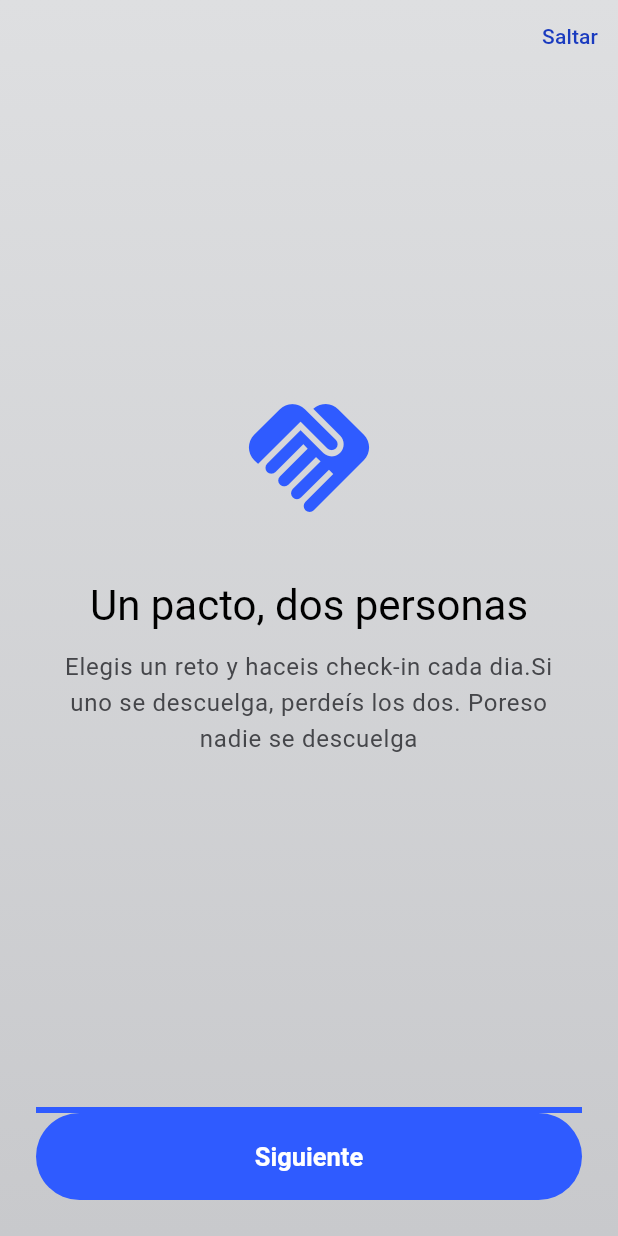
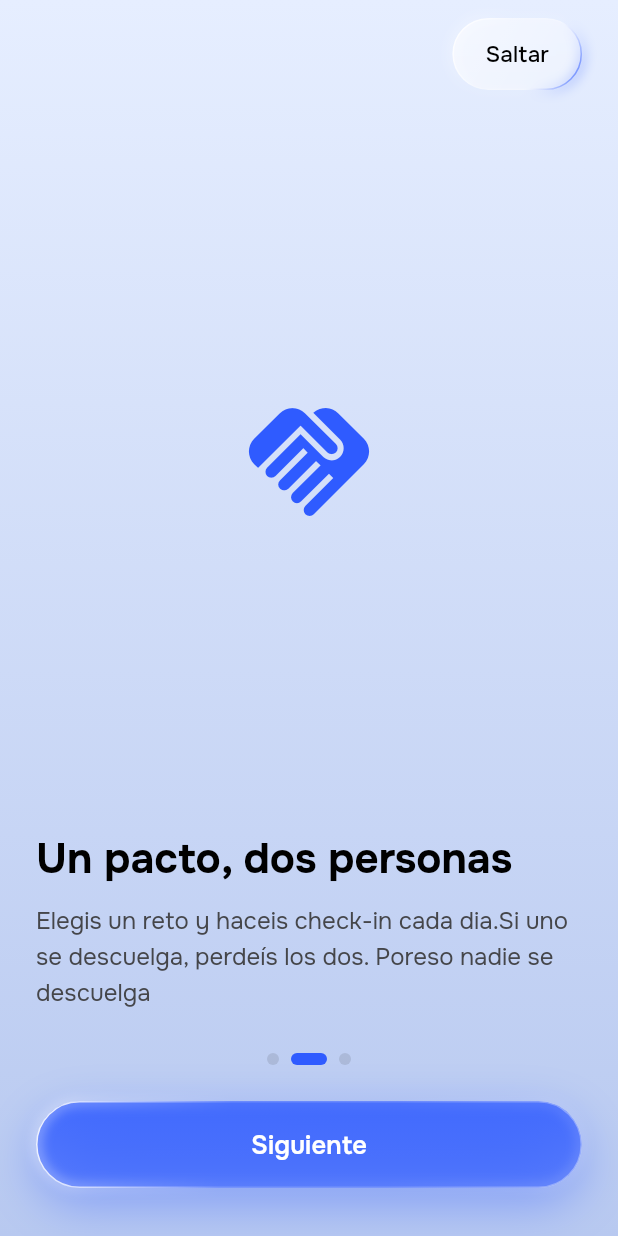
Before and after one commit to Aitoorchs7/codo, a Flutter app: the screen it shows after launch, swiped to page 2, on a phone screen of 412 x 824 dp. Run offline on Flutter 3.47's test engine with Material 3 defaults, Android fonts, the phone set to English and light mode, and no system bars; our stand-ins replace cloud_firestore, firebase_auth, firebase_core, google_fonts, shared_preferences; accounts and stored records are empty; generated files the repository leaves out were written again.

Commit message:
retoques en el onboarding hechos

```diff
--- a/lib/app/app_theme.dart
+++ b/lib/app/app_theme.dart
@@ -1,4 +1,5 @@
 import 'package:flutter/material.dart';
+import 'package:google_fonts/google_fonts.dart';
 
 import 'codo_colors.dart';
 
@@ -30,14 +31,36 @@ class AppTheme {
       outlineVariant: c.divider,
     );
 
+    // Partimos del TextTheme normal de ese modo y le cambiamos la fuente a
+    // Onest y el color al del tema. Los títulos van en semibold.
+    final base = ThemeData(brightness: brightness).textTheme;
+    final textTheme = GoogleFonts.onestTextTheme(base)
+        .apply(bodyColor: c.textPrimary, displayColor: c.textPrimary)
+        .copyWith(
+          headlineMedium: GoogleFonts.onest(
+            fontSize: 28,
+            height: 34 / 28,
+            fontWeight: FontWeight.w700,
+            color: c.textPrimary,
+          ),
+      // El de Material 3 trae letterSpacing 0.5; el diseño no lo tiene.
+        bodyLarge: GoogleFonts.onest(
+          fontSize: 16,
+          height: 24 / 16,
+          fontWeight: FontWeight.w400,
+          letterSpacing: 0,
+          color: c.textPrimary,
+        ),
+    );
     return ThemeData(
       useMaterial3: true,
       colorScheme: scheme,
+      textTheme: textTheme,
       // Fondo liso por ahora; el degradado de la paleta irá en un widget.
       scaffoldBackgroundColor: c.bgBottom,
       // Registra CodoColors para leerlo con Theme.of(context).extension.
       extensions: [c],
-      // Botón principal: acento, forma de cápsula y altura 58.
+      // Botón principal: acento, forma de cápsula.
       filledButtonTheme: FilledButtonThemeData(
         style: FilledButton.styleFrom(
           backgroundColor: CodoColors.accent,
@@ -46,13 +69,29 @@ class AppTheme {
           disabledForegroundColor: c.textDisabled,
           minimumSize: const Size.fromHeight(58),
           shape: const StadiumBorder(),
-          textStyle: const TextStyle(fontSize: 17, fontWeight: FontWeight.w600),
+          textStyle: textTheme.labelLarge?.copyWith(
+            fontSize: 17,
+            fontWeight: FontWeight.w600,
+          ),
         ),
       ),
       // Botones de texto (p. ej. "Saltar"): azul legible, no el acento puro.
       textButtonTheme: TextButtonThemeData(
         style: TextButton.styleFrom(foregroundColor: c.accentText),
       ),
+      // Botón secundario de cristal (p. ej. "Saltar").
+      outlinedButtonTheme: OutlinedButtonThemeData(
+        style: OutlinedButton.styleFrom(
+          backgroundColor: c.glassFill,
+          foregroundColor: c.textPrimary,
+          disabledForegroundColor: c.textDisabled,
+          side: BorderSide(color: c.glassBorder),
+          minimumSize: const Size(0, 48),
+          padding: const EdgeInsets.symmetric(horizontal: 22),
+          shape: const StadiumBorder(),
+          textStyle: const TextStyle(fontSize: 15, fontWeight: FontWeight.w500),
+        ),
+      ),
     );
   }
 }
--- a/lib/app/codo_colors.dart
+++ b/lib/app/codo_colors.dart
@@ -44,8 +44,8 @@ class CodoColors extends ThemeExtension<CodoColors> {
   final Color error, success, warning;
 
   static const dark = CodoColors(
-    bgTop: Color(0xFF2B2C2F),
-    bgBottom: Color(0xFF161719),
+    bgTop: Color(0xFF0F2A66),
+    bgBottom: Color(0xFF050B1F),
     surfaceCard: Color(0x8C3A3B3F), // rgba(58,59,63,0.55)
     surfaceCardBorder: Color(0x1AFFFFFF),
     surfaceSolid: Color(0xFF2E2F33),
@@ -68,8 +68,8 @@ class CodoColors extends ThemeExtension<CodoColors> {
   );
 
   static const light = CodoColors(
-    bgTop: Color(0xFFDEDFE1),
-    bgBottom: Color(0xFFC8C9CC),
+    bgTop: Color(0xFFE6EEFF),
+    bgBottom: Color(0xFFB8C9F0),
     surfaceCard: Color(0xB8FFFFFF), // rgba(255,255,255,0.72)
     surfaceCardBorder: Color(0xF2FFFFFF),
     surfaceSolid: Color(0xFFF4F4F5),
--- a/lib/screens/onboarding/onboarding_screen.dart
+++ b/lib/screens/onboarding/onboarding_screen.dart
@@ -3,6 +3,8 @@ import 'package:flutter/material.dart';
 import 'package:codo/admins/preferences_admin.dart';
 import 'package:codo/widgets/codo_background.dart';
 import 'package:codo/app/codo_colors.dart';
+import 'package:codo/widgets/glass_button.dart';
+import 'package:google_fonts/google_fonts.dart';
 
 //Son las tres paginas que aparecen en el onboarding
 // las del tutorial de como funciona la app
@@ -65,9 +67,22 @@ class _OnboardingScreenState extends State<OnboardingScreen> {
             child: Column(
               children: [
                 // 1. Saltar, arriba a la derecha
-                Align(
-                  alignment: Alignment.centerRight,
-                  child: TextButton(onPressed: _finish, child: const Text('Saltar'),
+                // 1. Saltar, arriba a la derecha. En la última página se oculta
+                // pero conserva su hueco para que nada se mueva.
+                Padding(
+                  padding: const EdgeInsets.fromLTRB(24, 12, 24, 0),
+                  child: Align(
+                    alignment: Alignment.centerRight,
+                    child: Visibility(
+                      visible: _current < _pageCount - 1,
+                      maintainSize: true,
+                      maintainAnimation: true,
+                      maintainState: true,
+                      child: GlassButton(
+                        onPressed: _finish,
+                        child: const Text('Saltar'),
+                      ),
+                    ),
                   ),
                 ),
                 Expanded(
@@ -75,26 +90,27 @@ class _OnboardingScreenState extends State<OnboardingScreen> {
                     controller: _controller,
                     onPageChanged: _onPageChanged,
                     // con un bucle recorremos las paginas que quiere mos mostrar
-                    // segun el indice en el que este y si el usuario pulsa el
-                    //boton de siguiente, el indice aumenta +1 y asi sucesivamente
+                    // según el indice en el que este y si el usuario pulsa el
+                    //botón de siguiente, el indice aumenta +1 y asi sucesivamente
                     children: [
                       for (final p in _pages) _OnboardingPage(data: p),
                     ],
                   ),
                 ),
                 Padding(
-                  padding: const EdgeInsets.all(24),
+                  padding: const EdgeInsets.fromLTRB(24, 0, 24, 32),
                   child: Column(
                     children: [
-                      // 2. Barra de progreso
-                      LinearProgressIndicator(
-                        value: _current / (_pageCount - 1),
+                      _PageDots(count: _pageCount, current: _current),
+                      const SizedBox(height: 24),
+                      GlassButton(
+                        primary: true,
+                        onPressed: _next,
+                        child: Text(
+                          _current == _pageCount - 1 ? 'Empezar' : 'Siguiente',
+                        ),
                       ),
-                      FilledButton(
-                        onPressed: _next,
-                        child: Text(_current == _pageCount - 1 ? 'Empezar' : 'Siguiente'),
-                      )
-                    ]
+                    ],
                   ),
                 ),
               ],
@@ -130,24 +146,26 @@ class _OnboardingPage extends StatelessWidget {
     final textTheme = Theme.of(context).textTheme;
 
     return Padding(
-      padding: const EdgeInsets.symmetric(horizontal: 32),
+      padding: const EdgeInsets.symmetric(horizontal: 24),
       child: Column(
-        // Centrado en vertical.
-        mainAxisAlignment: MainAxisAlignment.center,
+        // Todo el texto pegado a la izquierda.
+        crossAxisAlignment: CrossAxisAlignment.start,
         children: [
-          Icon(data.icon, size: 96, color: CodoColors.accent),
-          const SizedBox(height: 32),
+          Expanded(
+            child: Center(
+              child: Icon(data.icon, size: 96, color: CodoColors.accent),
+            ),
+          ),
           Text(
             data.title,
-            textAlign: TextAlign.center,
             style: textTheme.headlineMedium,
           ),
           const SizedBox(height: 12),
           Text(
             data.text,
-            textAlign: TextAlign.center,
             style: textTheme.bodyLarge?.copyWith(color: c.textSecondary),
           ),
+          const SizedBox(height: 28),
         ],
       ),
     );
@@ -179,3 +197,34 @@ const _pages = [
         'cumplido.',
   ),
 ];
+// Puntos de página: el activo es un punto azul más ancho.
+class _PageDots extends StatelessWidget {
+  const _PageDots({required this.count, required this.current});
+  // para esta clase solo necesitamos el numero de paginas y la actual
+  final int count;
+  final int current;
+
+  @override
+  Widget build(BuildContext context) {
+    // traemos los colores del tema
+    final c = Theme.of(context).extension<CodoColors>()!;
+
+    return Row(
+      mainAxisAlignment: MainAxisAlignment.center,
+      children: [
+        for (var i = 0; i < count; i++)
+        // AnimatedContainer anima solo el cambio de ancho y de color.
+          AnimatedContainer(
+            duration: const Duration(milliseconds: 250),
+            margin: const EdgeInsets.symmetric(horizontal: 4),
+            width: i == current ? 24 : 8,
+            height: 8,
+            decoration: BoxDecoration(
+              color: i == current ? CodoColors.accent : c.track,
+              borderRadius: BorderRadius.circular(4),
+            ),
+          ),
+      ],
+    );
+  }
+}
--- /dev/null
+++ b/lib/widgets/glass_button.dart
@@ -0,0 +1,44 @@
+import 'package:codo/app/codo_colors.dart';
+import 'package:codo/widgets/glass_surface.dart';
+import 'package:flutter/material.dart';
+
+/// Botón de cristal. Por defecto es el secundario (Saltar, Atrás...);
+/// con primary: true es el principal, teñido de azul (Siguiente, Empezar...).
+class GlassButton extends StatelessWidget {
+  const GlassButton({
+    super.key,
+    required this.onPressed,
+    required this.child,
+    this.primary = false,
+  });
+
+  final VoidCallback? onPressed;
+  final Widget child;
+  final bool primary;
+
+  @override
+  Widget build(BuildContext context) {
+    final c = Theme.of(context).extension<CodoColors>()!;
+
+    return GlassSurface(
+      radius: primary ? 29 : 24,
+      tint: primary ? CodoColors.accent : null,
+      // Dentro hay un TextButton para conservar efecto al pulsar, foco y
+      // accesibilidad. El cristal lo pone GlassSurface.
+      child: TextButton(
+        onPressed: onPressed,
+        style: TextButton.styleFrom(
+          foregroundColor: primary ? CodoColors.onAccent : c.textPrimary,
+          minimumSize: primary ? const Size.fromHeight(58) : const Size(0, 48),
+          padding: const EdgeInsets.symmetric(horizontal: 22),
+          shape: const StadiumBorder(),
+          textStyle: Theme.of(context).textTheme.labelLarge?.copyWith(
+            fontSize: primary ? 17 : 15,
+            fontWeight: primary ? FontWeight.w600 : FontWeight.w500,
+          ),
+        ),
+        child: child,
+      ),
+    );
+  }
+}
--- /dev/null
+++ b/lib/widgets/glass_surface.dart
@@ -0,0 +1,147 @@
+import 'dart:ui';
+
+import 'package:codo/app/codo_colors.dart';
+import 'package:flutter/material.dart';
+
+/// Superficie de cristal: desenfoque, interior casi transparente y la luz
+/// solo en el borde. La usan botones, chips y tarjetas.
+class GlassSurface extends StatelessWidget {
+  const GlassSurface({
+    super.key,
+    required this.child,
+    this.radius = 24,
+    this.blur = 18,
+    this.tint,
+  });
+
+  final Widget child;
+  final double radius;
+  final double blur;
+
+  // Color con el que se tiñe el cristal. null = cristal neutro.
+  final Color? tint;
+
+  @override
+  Widget build(BuildContext context) {
+    final c = Theme.of(context).extension<CodoColors>()!;
+    final shape = BorderRadius.circular(radius);
+    final tinted = tint != null;
+    const white = CodoColors.onAccent;
+
+    // Interior: casi transparente, con un poco más de cuerpo arriba a la
+    // izquierda. Sin reflejos ni líneas dentro.
+    final fill = tinted
+        ? LinearGradient(
+      begin: Alignment.topCenter,
+      end: Alignment.bottomCenter,
+      colors: [
+        tint!.withValues(alpha: 0.85),
+        tint!.withValues(alpha: 0.65),
+      ],
+    )
+        : LinearGradient(
+      begin: Alignment.topLeft,
+      end: Alignment.bottomRight,
+      colors: [
+        c.glassFill,
+        c.glassFill.withValues(alpha: c.glassFill.a * 0.5),
+      ],
+    );
+
+    final glass = ClipRRect(
+      borderRadius: shape,
+      child: BackdropFilter(
+        filter: ImageFilter.blur(sigmaX: blur, sigmaY: blur),
+        child: DecoratedBox(
+          decoration: BoxDecoration(gradient: fill, borderRadius: shape),
+          child: child,
+        ),
+      ),
+    );
+
+    // El borde luminoso se pinta POR ENCIMA y fuera del recorte, para que su
+    // halo no se corte.
+    return CustomPaint(
+      foregroundPainter: _RimPainter(
+        radius: radius,
+        core: white.withValues(alpha: 0.9),
+        glow: tinted ? white.withValues(alpha: 0.35) : CodoColors.accent,
+      ),
+      child: tinted
+          ? DecoratedBox(
+        // Resplandor exterior del color del cristal.
+        decoration: BoxDecoration(
+          borderRadius: shape,
+          boxShadow: [
+            BoxShadow(
+              color: tint!.withValues(alpha: 0.42),
+              offset: const Offset(0, 10),
+              blurRadius: 28,
+            ),
+          ],
+        ),
+        child: glass,
+      )
+          : glass,
+    );
+  }
+}
+
+/// Dibuja el borde del cristal: una línea de 1 px con un degradado (luz blanca
+/// en una esquina, casi nada en medio y color en la esquina opuesta) y,
+/// debajo, el mismo trazo desenfocado como halo.
+class _RimPainter extends CustomPainter {
+  const _RimPainter({
+    required this.radius,
+    required this.core,
+    required this.glow,
+  });
+
+  final double radius;
+  final Color core;
+  final Color glow;
+
+  @override
+  void paint(Canvas canvas, Size size) {
+    final rect = Offset.zero & size;
+    final rrect = RRect.fromRectAndRadius(
+      rect.deflate(0.5),
+      Radius.circular(radius),
+    );
+
+    // k multiplica la opacidad: 1 para la línea, menos para el halo.
+    Shader shader(double k) => LinearGradient(
+      begin: Alignment.topLeft,
+      end: Alignment.bottomRight,
+      colors: [
+        core.withValues(alpha: core.a * k),
+        core.withValues(alpha: 0.18 * k),
+        core.withValues(alpha: 0.18 * k),
+        glow.withValues(alpha: glow.a * k),
+      ],
+      stops: const [0, 0.35, 0.65, 1],
+    ).createShader(rect);
+
+    // 1. Halo: trazo más grueso y desenfocado.
+    canvas.drawRRect(
+      rrect,
+      Paint()
+        ..style = PaintingStyle.stroke
+        ..strokeWidth = 4
+        ..shader = shader(0.6)
+        ..maskFilter = const MaskFilter.blur(BlurStyle.normal, 4),
+    );
+    // 2. Línea nítida de 1 px.
+    canvas.drawRRect(
+      rrect,
+      Paint()
+        ..style = PaintingStyle.stroke
+        ..strokeWidth = 1
+        ..shader = shader(1),
+    );
+  }
+
+  @override
+  bool shouldRepaint(_RimPainter old) =>
+      old.radius != radius || old.core != core || old.glow != glow;
+}
--- a/pubspec.yaml
+++ b/pubspec.yaml
@@ -39,6 +39,7 @@ dependencies:
   cloud_firestore: ^6.10.0
   provider: ^6.1.5+1
   shared_preferences: ^2.5.5
+  google_fonts: ^6.3.3
 
 dev_dependencies:
   flutter_test:
```
Also changed, not shown: pubspec.lock, 2 other files.
